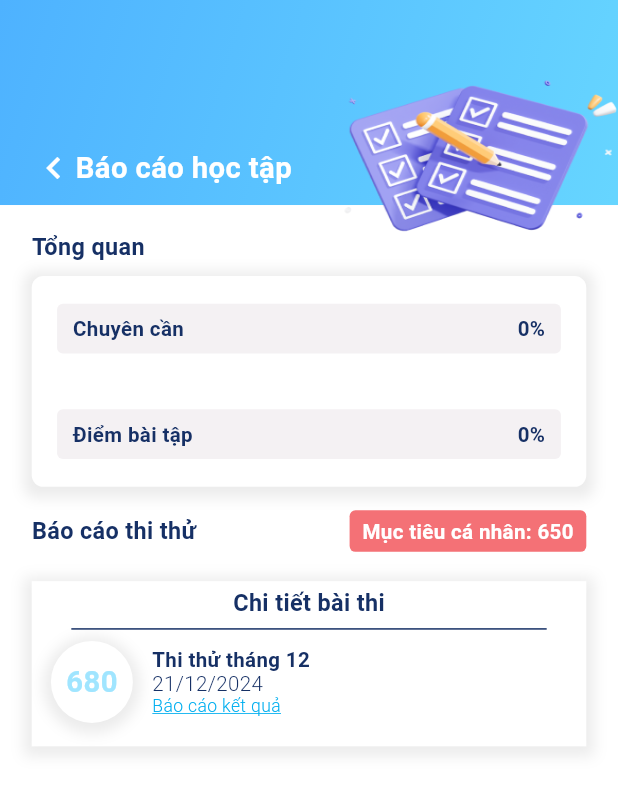
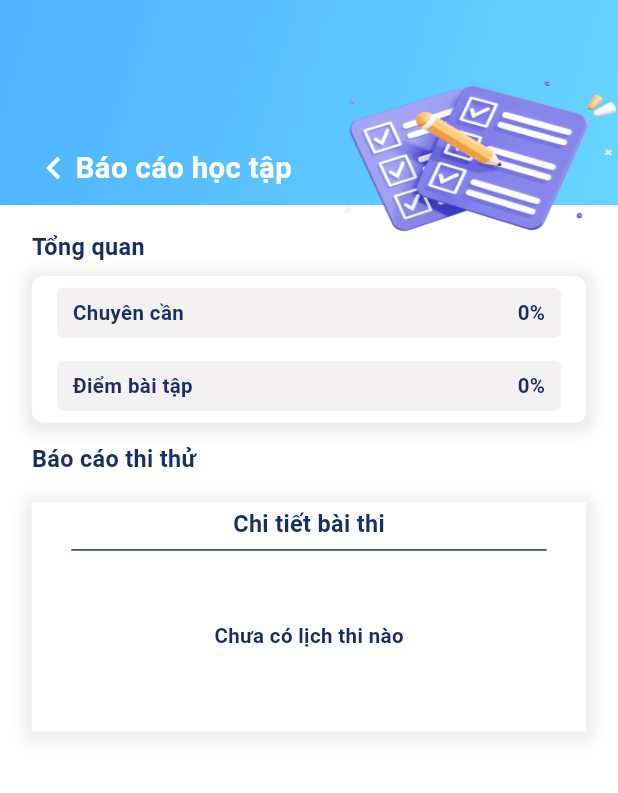
Before and after one commit to tenshi1123/pmp, a Flutter app: the AcademicReportScreen screen opened directly with empty values, on a phone screen of 412 x 824 dp. Shown: the top 793 px of the screen. Run offline on Flutter 3.47's test engine with Material 3 defaults, Android fonts, the phone set to English and light mode, and no system bars; our stand-ins replace dio, dotted_border, file_picker, flutter_bloc, flutter_html, flutter_screenutil and 10 more; missing offline and left inert: camera_camera, d_chart, flutter_html_all, number_paginator, otp_pin_field, sp_util and 2 more; accounts and stored records are empty; project files that could hold a hidden picture were left out.

Commit message:
đổi báo cáocáo

```diff
--- a/lib/modules/feature_home/academic_report_screen.dart
+++ b/lib/modules/feature_home/academic_report_screen.dart
@@ -75,7 +75,7 @@ class AcademicReportScreen extends StatelessWidget {
                 ),
                 Container(
                   width: 350.w,
-                  height: 144.h,
+                  height: 100.h,
                   margin: EdgeInsets.only(top: 10.h, bottom: 6.h),
                   decoration: BoxDecoration(
                       borderRadius: BorderRadius.all(Radius.circular(8.r)),
@@ -191,22 +191,22 @@ class AcademicReportScreen extends StatelessWidget {
                       'Báo cáo thi thử',
                       style: defaultText16B,
                     ),
-                    Container(
-                      padding:
-                          EdgeInsets.symmetric(vertical: 6.h, horizontal: 8.w),
-                      decoration: BoxDecoration(
-                        color: sub2Color,
-                        borderRadius: BorderRadius.circular(4.r),
-                      ),
-                      child: Center(
-                        child: Text(
-                          'Mục tiêu cá nhân: 650',
-                          style: defaultText14B.copyWith(
-                            color: Colors.white,
-                          ),
-                        ),
-                      ),
-                    ),
+                    // Container(
+                    //   padding:
+                    //       EdgeInsets.symmetric(vertical: 6.h, horizontal: 8.w),
+                    //   decoration: BoxDecoration(
+                    //     color: sub2Color,
+                    //     borderRadius: BorderRadius.circular(4.r),
+                    //   ),
+                    //   child: Center(
+                    //     child: Text(
+                    //       'Mục tiêu cá nhân: 650',
+                    //       style: defaultText14B.copyWith(
+                    //         color: Colors.white,
+                    //       ),
+                    //     ),
+                    //   ),
+                    // ),
                   ],
                 ),
                 //còn cái biểu đồ nữa chưa tìm thấy thư viện phù hợp tạm thời đang tìm hiểu fl_chart
@@ -224,7 +224,7 @@ class AcademicReportScreen extends StatelessWidget {
                     color: Colors.white,
                     boxShadow: [
                       BoxShadow(
-                        color: Colors.grey.withOpacity(0.2),
+                        color: Colors.grey.withValues(alpha: 0.2),
                         spreadRadius: 5,
                         blurRadius: 7,
                         offset:
@@ -244,7 +244,48 @@ class AcademicReportScreen extends StatelessWidget {
                         indent: 15.w,
                         endIndent: 15.w,
                       ),
-                      Row(
+                      model.schedules.isEmpty
+                          ? SizedBox(
+                              height: 100.h,
+                              child: Center(
+                                child: Text(
+                                  'Chưa có lịch thi nào',
+                                  style: defaultText14B,
+                                ),
+                              ),
+                            )
+                          : ListView.builder(
+                              shrinkWrap: true,
+                              physics: const ClampingScrollPhysics(),
+                              itemCount: model.schedules.length,
+                              itemBuilder: (BuildContext context, int index) {
+                                return DetailFeedback(
+                                  model: model.schedules[index],
+                                );
+                              }),
+                      SizedBox(
+                        height: 10.h,
+                      ),
+                    ],
+                  ),
+                ),
+              ],
+            ),
+          ),
+        ],
+      ),
+    );
+  }
+}
+
+class DetailFeedback extends StatelessWidget {
+  const DetailFeedback({super.key, required this.model});
+  final ExamScheduleModel model;
+  @override
+  Widget build(BuildContext context) {
+    return Padding(
+      padding: EdgeInsets.only(bottom: 16.h),
+      child: Row(
         children: [
           Container(
             height: 56.h,
@@ -257,14 +298,13 @@ class AcademicReportScreen extends StatelessWidget {
                   color: Colors.grey.withOpacity(0.2),
                   spreadRadius: 5,
                   blurRadius: 7,
-                                  offset: const Offset(
-                                      0, 2), // changes position of shadow
+                  offset: const Offset(0, 2), // changes position of shadow
                 ),
               ],
             ),
             child: Center(
               child: Text(
-                                '680',
+                model.score,
                 style: defaultText20B.copyWith(
                   color: main2Color,
                 ),
@@ -279,11 +319,11 @@ class AcademicReportScreen extends StatelessWidget {
             mainAxisAlignment: MainAxisAlignment.spaceBetween,
             children: [
               Text(
-                                'Thi thử tháng 12',
+                model.name,
                 style: defaultText14B,
               ),
               Text(
-                                '21/12/2024',
+                model.day,
                 style: defaultText14Re,
               ),
               Text(
@@ -292,19 +332,8 @@ class AcademicReportScreen extends StatelessWidget {
                   color: main1Color,
                   decoration: TextDecoration.underline,
                 ),
-                              )
-                            ],
               ),
             ],
-                      ),
-                      SizedBox(
-                        height: 10.h,
-                      ),
-                    ],
-                  ),
-                ),
-              ],
-            ),
           ),
         ],
       ),
```
Also changed, not shown: lib/modules/course/reportage.dart (+21 -29 lines), lib/student_models/my_course_model.dart (+5 -7 lines). Lines whose indentation alone changed are shown as unchanged.
